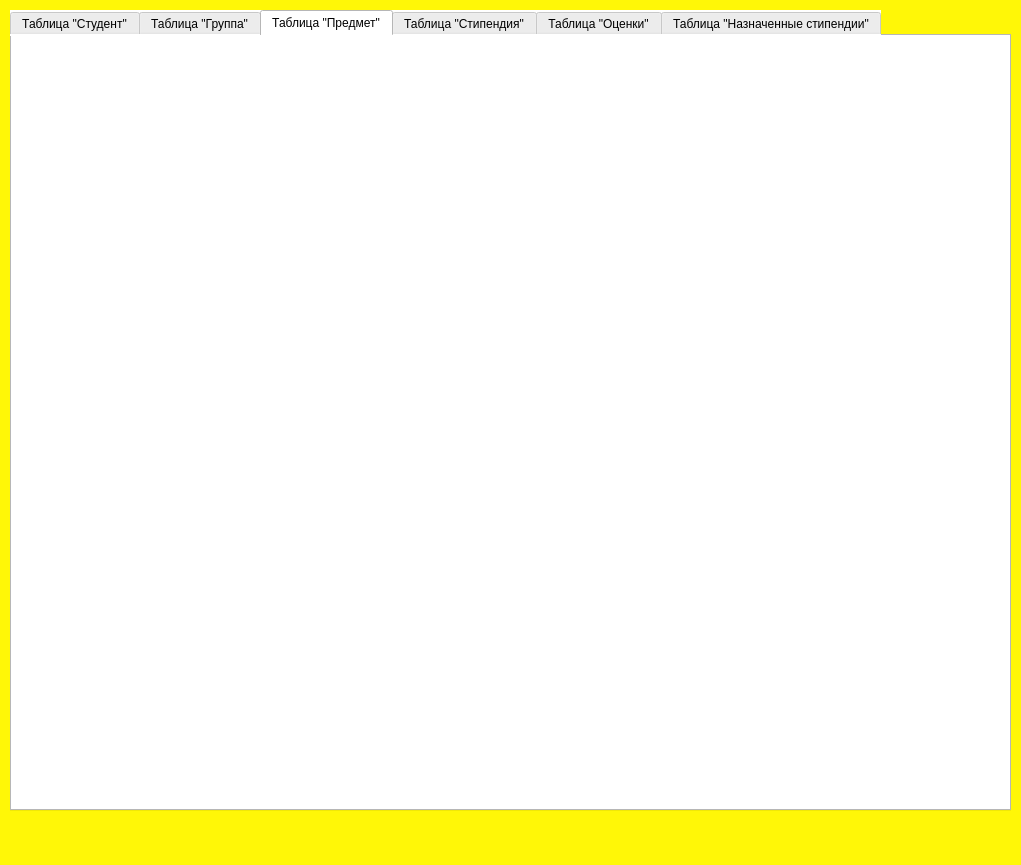
Before: the Qt Designer form course work/DBStudentInterface.ui in Sergey-ENOT/CW_Progr, drawn with Qt 5.
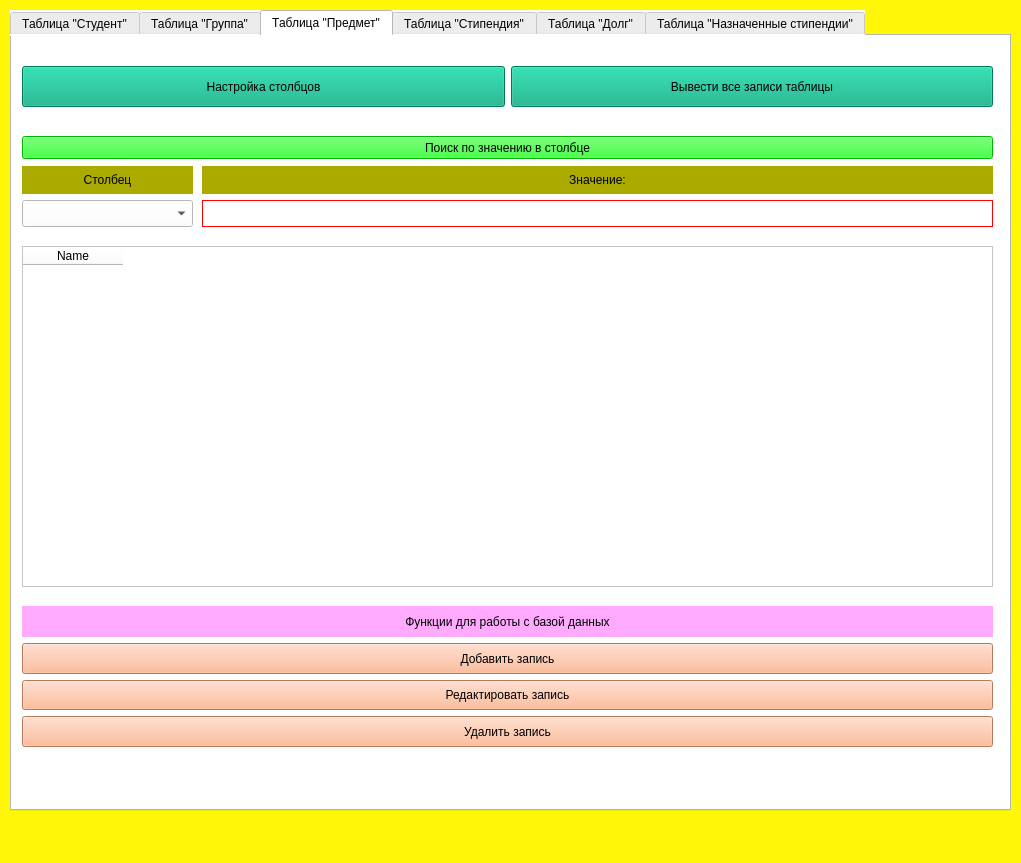
After: the same form once the commit is applied. The open tabs and pages were chosen to show the change.

Diff of the .ui file:
```diff
--- a/course work/DBStudentInterface.ui
+++ b/course work/DBStudentInterface.ui
@@ -7,7 +7,7 @@
     <x>0</x>
     <y>0</y>
     <width>1021</width>
-    <height>865</height>
+    <height>863</height>
    </rect>
   </property>
   <property name="windowTitle">
@@ -526,6 +526,243 @@
      <attribute name="title">
       <string>Таблица &quot;Предмет&quot;</string>
      </attribute>
+     <widget class="QWidget" name="layoutWidget_6">
+      <property name="geometry">
+       <rect>
+        <x>10</x>
+        <y>30</y>
+        <width>971</width>
+        <height>41</height>
+       </rect>
+      </property>
+      <layout class="QHBoxLayout" name="horizontalLayout_3">
+       <item>
+        <widget class="QPushButton" name="pushButtonSettingsColumnsSubject">
+         <property name="sizePolicy">
+          <sizepolicy hsizetype="Minimum" vsizetype="Minimum">
+           <horstretch>0</horstretch>
+           <verstretch>0</verstretch>
+          </sizepolicy>
+         </property>
+         <property name="styleSheet">
+          <string notr="true">background-color: rgb(0, 170, 127);</string>
+         </property>
+         <property name="text">
+          <string>Настройка столбцов</string>
+         </property>
+        </widget>
+       </item>
+       <item>
+        <widget class="QPushButton" name="pushButtonDisplayRecordsSubject">
+         <property name="sizePolicy">
+          <sizepolicy hsizetype="Minimum" vsizetype="Minimum">
+           <horstretch>0</horstretch>
+           <verstretch>0</verstretch>
+          </sizepolicy>
+         </property>
+         <property name="styleSheet">
+          <string notr="true">background-color: rgb(0, 170, 127);</string>
+         </property>
+         <property name="text">
+          <string>Вывести все записи таблицы</string>
+         </property>
+        </widget>
+       </item>
+      </layout>
+     </widget>
+     <widget class="QPushButton" name="pushButtonSearchValueSubject">
+      <property name="geometry">
+       <rect>
+        <x>10</x>
+        <y>100</y>
+        <width>971</width>
+        <height>23</height>
+       </rect>
+      </property>
+      <property name="styleSheet">
+       <string notr="true">background-color: rgb(0, 255, 0);</string>
+      </property>
+      <property name="text">
+       <string>Поиск по значению в столбце</string>
+      </property>
+     </widget>
+     <widget class="QWidget" name="layoutWidget_7">
+      <property name="geometry">
+       <rect>
+        <x>10</x>
+        <y>130</y>
+        <width>171</width>
+        <height>61</height>
+       </rect>
+      </property>
+      <layout class="QVBoxLayout" name="verticalLayout_9">
+       <item>
+        <widget class="QLabel" name="labelSearchColumnSubject">
+         <property name="styleSheet">
+          <string notr="true">background-color: rgb(170, 170, 0);</string>
+         </property>
+         <property name="text">
+          <string>Столбец</string>
+         </property>
+         <property name="alignment">
+          <set>Qt::AlignCenter</set>
+         </property>
+        </widget>
+       </item>
+       <item>
+        <widget class="QComboBox" name="comboBoxValueSearchColumnSubject">
+         <property name="sizePolicy">
+          <sizepolicy hsizetype="Preferred" vsizetype="Minimum">
+           <horstretch>0</horstretch>
+           <verstretch>0</verstretch>
+          </sizepolicy>
+         </property>
+        </widget>
+       </item>
+      </layout>
+     </widget>
+     <widget class="QWidget" name="layoutWidget_8">
+      <property name="geometry">
+       <rect>
+        <x>190</x>
+        <y>130</y>
+        <width>791</width>
+        <height>61</height>
+       </rect>
+      </property>
+      <layout class="QVBoxLayout" name="verticalLayout_10">
+       <item>
+        <widget class="QLabel" name="labelSearchValueSubject">
+         <property name="sizePolicy">
+          <sizepolicy hsizetype="Preferred" vsizetype="Preferred">
+           <horstretch>0</horstretch>
+           <verstretch>0</verstretch>
+          </sizepolicy>
+         </property>
+         <property name="styleSheet">
+          <string notr="true">background-color: rgb(170, 170, 0);</string>
+         </property>
+         <property name="text">
+          <string>Значение:</string>
+         </property>
+         <property name="alignment">
+          <set>Qt::AlignCenter</set>
+         </property>
+        </widget>
+       </item>
+       <item>
+        <widget class="QLineEdit" name="lineEditSearchValueSubject">
+         <property name="sizePolicy">
+          <sizepolicy hsizetype="Expanding" vsizetype="Minimum">
+           <horstretch>0</horstretch>
+           <verstretch>0</verstretch>
+          </sizepolicy>
+         </property>
+         <property name="styleSheet">
+          <string notr="true">border: 1px solid;
+border-color: rgb(255, 0, 0);</string>
+         </property>
+        </widget>
+       </item>
+      </layout>
+     </widget>
+     <widget class="QTableWidget" name="tableWidgetSubject">
+      <property name="geometry">
+       <rect>
+        <x>10</x>
+        <y>210</y>
+        <width>971</width>
+        <height>341</height>
+       </rect>
+      </property>
+      <property name="editTriggers">
+       <set>QAbstractItemView::NoEditTriggers</set>
+      </property>
+      <column>
+       <property name="text">
+        <string>Name</string>
+       </property>
+      </column>
+     </widget>
+     <widget class="QWidget" name="layoutWidget_9">
+      <property name="geometry">
+       <rect>
+        <x>10</x>
+        <y>570</y>
+        <width>971</width>
+        <height>141</height>
+       </rect>
+      </property>
+      <layout class="QVBoxLayout" name="verticalLayout_11">
+       <item>
+        <widget class="QLabel" name="labelAviableFuncSubject">
+         <property name="sizePolicy">
+          <sizepolicy hsizetype="Expanding" vsizetype="Preferred">
+           <horstretch>0</horstretch>
+           <verstretch>0</verstretch>
+          </sizepolicy>
+         </property>
+         <property name="styleSheet">
+          <string notr="true">background-color: rgb(255, 170, 255);</string>
+         </property>
+         <property name="text">
+          <string>Функции для работы с базой данных</string>
+         </property>
+         <property name="alignment">
+          <set>Qt::AlignCenter</set>
+         </property>
+        </widget>
+       </item>
+       <item>
+        <widget class="QPushButton" name="pushButtonAddRecordSubject">
+         <property name="sizePolicy">
+          <sizepolicy hsizetype="Expanding" vsizetype="Minimum">
+           <horstretch>0</horstretch>
+           <verstretch>0</verstretch>
+          </sizepolicy>
+         </property>
+         <property name="styleSheet">
+          <string notr="true">background-color: rgb(255, 170, 127);</string>
+         </property>
+         <property name="text">
+          <string>Добавить запись</string>
+         </property>
+        </widget>
+       </item>
+       <item>
+        <widget class="QPushButton" name="pushButtonEditRecordSubject">
+         <property name="sizePolicy">
+          <sizepolicy hsizetype="Expanding" vsizetype="Minimum">
+           <horstretch>0</horstretch>
+           <verstretch>0</verstretch>
+          </sizepolicy>
+         </property>
+         <property name="styleSheet">
+          <string notr="true">background-color: rgb(255, 170, 127);</string>
+         </property>
+         <property name="text">
+          <string>Редактировать запись</string>
+         </property>
+        </widget>
+       </item>
+       <item>
+        <widget class="QPushButton" name="pushButtonDeleteRecordSubject">
+         <property name="sizePolicy">
+          <sizepolicy hsizetype="Expanding" vsizetype="Minimum">
+           <horstretch>0</horstretch>
+           <verstretch>0</verstretch>
+          </sizepolicy>
+         </property>
+         <property name="styleSheet">
+          <string notr="true">background-color: rgb(255, 170, 127);</string>
+         </property>
+         <property name="text">
+          <string>Удалить запись</string>
+         </property>
+        </widget>
+       </item>
+      </layout>
+     </widget>
     </widget>
     <widget class="QWidget" name="tab_scholarship">
      <attribute name="title">
@@ -534,7 +771,7 @@
     </widget>
     <widget class="QWidget" name="tab_grades">
      <attribute name="title">
-      <string>Таблица &quot;Оценки&quot;</string>
+      <string>Таблица &quot;Долг&quot;</string>
      </attribute>
     </widget>
     <widget class="QWidget" name="tab_linking_scholarship">
```
Left out of the diff: 713 changed lines with no effect on the pictures.
